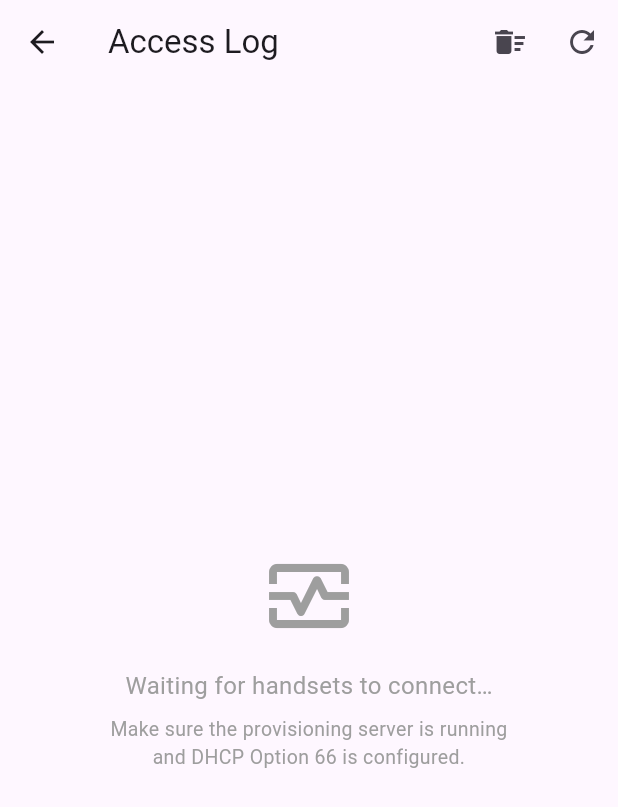
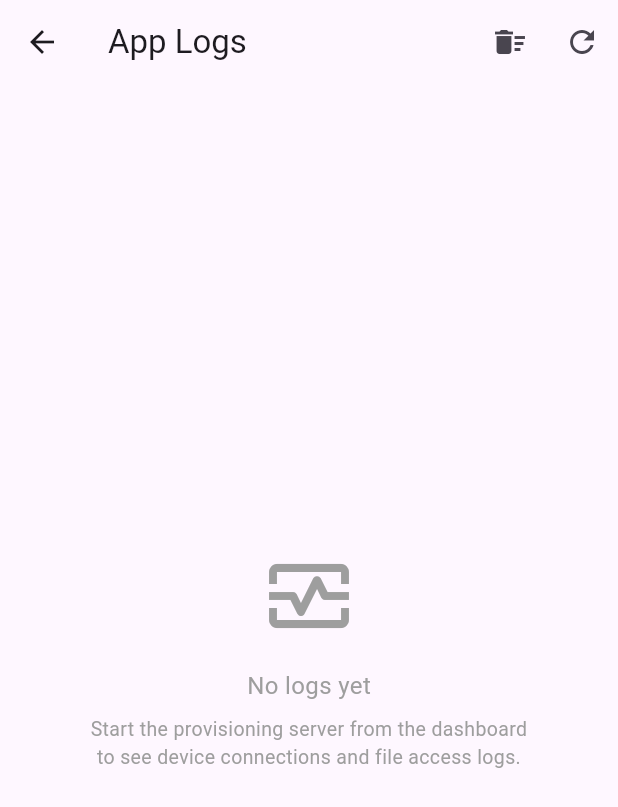
Before and after one commit to Ezra90/Pocket-Provisioner, a Flutter app: the AccessLogScreen screen opened directly, on a phone screen of 412 x 824 dp. Shown: the top 807 px of the screen. Run offline on Flutter 3.47's test engine with Material 3 defaults, Android fonts, the phone set to English and light mode, and no system bars; our stand-ins replace csv, file_picker, mustache_template, open_filex, package_info_plus, permission_handler and 5 more; missing offline and left inert: excel, mobile_scanner, network_info_plus, shelf_router; accounts and stored records are empty; network calls fail; statements that could not run were skipped.

Commit message:
Improve file manager, logging and toast notifications
- Add storage path banner and copy URL to wallpaper tab
- Remove button layout editor from file manager (accessible via extensions)
- Remove duplicate Management section from Global Settings
- Make App Logs button always visible (not just when server running)
- Update Access Log screen to show context-aware message
- Update toast notifications to show for all file accesses, not just configs
- Improve toast summary to include resource type and better device info
- Add "SIP Password" to CSV import format help text

Co-authored-by: Ezra90 <38937043+Ezra90@users.noreply.github.com>

```diff
--- a/lib/screens/access_log_screen.dart
+++ b/lib/screens/access_log_screen.dart
@@ -312,9 +312,10 @@ class _AccessLogScreenState extends State<AccessLogScreen> {
 
   @override
   Widget build(BuildContext context) {
+    final serverRunning = ProvisioningServer.serverUrl != null;
     return Scaffold(
       appBar: AppBar(
-        title: const Text('Access Log'),
+        title: const Text('App Logs'),
         actions: [
           IconButton(
             icon: const Icon(Icons.delete_sweep),
@@ -361,22 +362,26 @@ class _AccessLogScreenState extends State<AccessLogScreen> {
         ],
       ),
       body: _log.isEmpty && ProvisioningServer.deviceAccessMap.isEmpty
-          ? const Center(
+          ? Center(
               child: Column(
                 mainAxisAlignment: MainAxisAlignment.center,
                 children: [
                   Icon(Icons.monitor_heart_outlined,
                       size: 64, color: Colors.grey),
-                  SizedBox(height: 16),
+                  const SizedBox(height: 16),
                   Text(
-                    'Waiting for handsets to connect…',
-                    style: TextStyle(color: Colors.grey, fontSize: 16),
+                    serverRunning
+                        ? 'Waiting for handsets to connect…'
+                        : 'No logs yet',
+                    style: const TextStyle(color: Colors.grey, fontSize: 16),
                   ),
-                  SizedBox(height: 8),
+                  const SizedBox(height: 8),
                   Text(
-                    'Make sure the provisioning server is running\nand DHCP Option 66 is configured.',
+                    serverRunning
+                        ? 'The provisioning server is running.\nDevices will appear here when they connect.'
+                        : 'Start the provisioning server from the dashboard\nto see device connections and file access logs.',
                     textAlign: TextAlign.center,
-                    style: TextStyle(color: Colors.grey, fontSize: 13),
+                    style: const TextStyle(color: Colors.grey, fontSize: 13),
                   ),
                 ],
               ),
```
Also changed, not shown: lib/models/access_log_entry.dart (+53 -3 lines), lib/screens/dashboard_screen.dart (+15 -12 lines), lib/screens/file_manager_screen.dart (+26 -21 lines), lib/screens/global_settings_screen.dart (+0 -73 lines).
